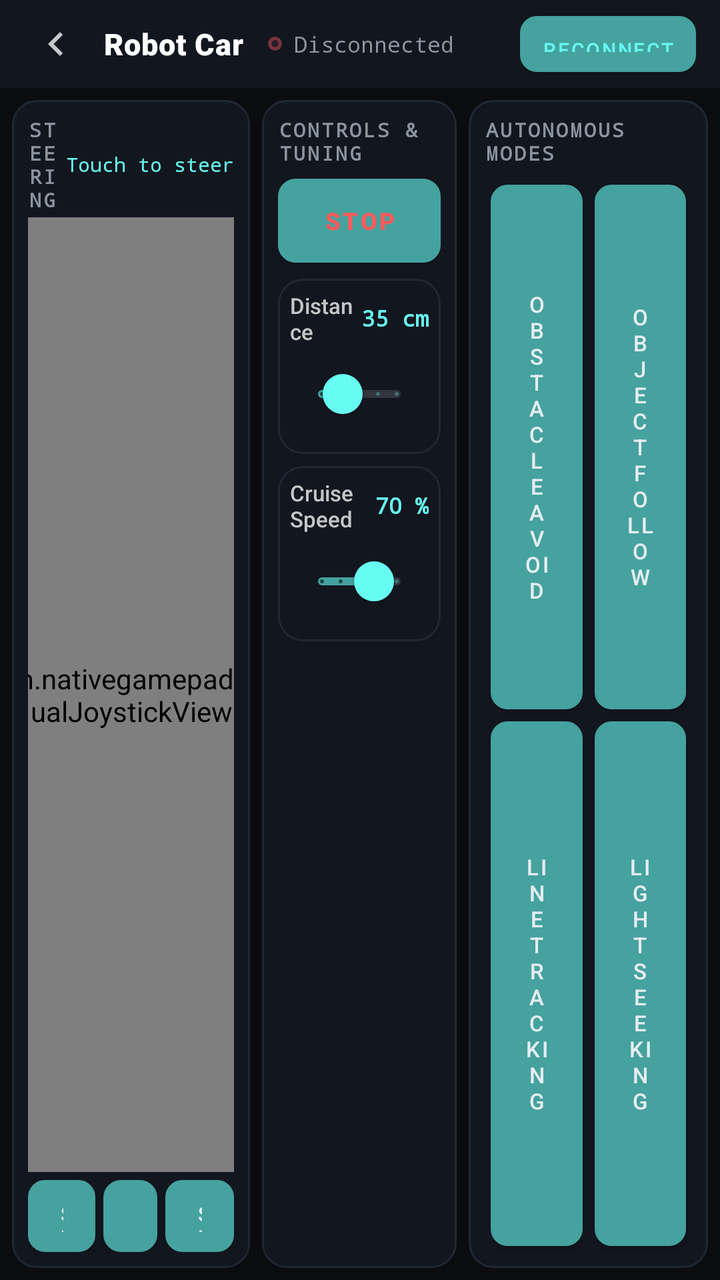
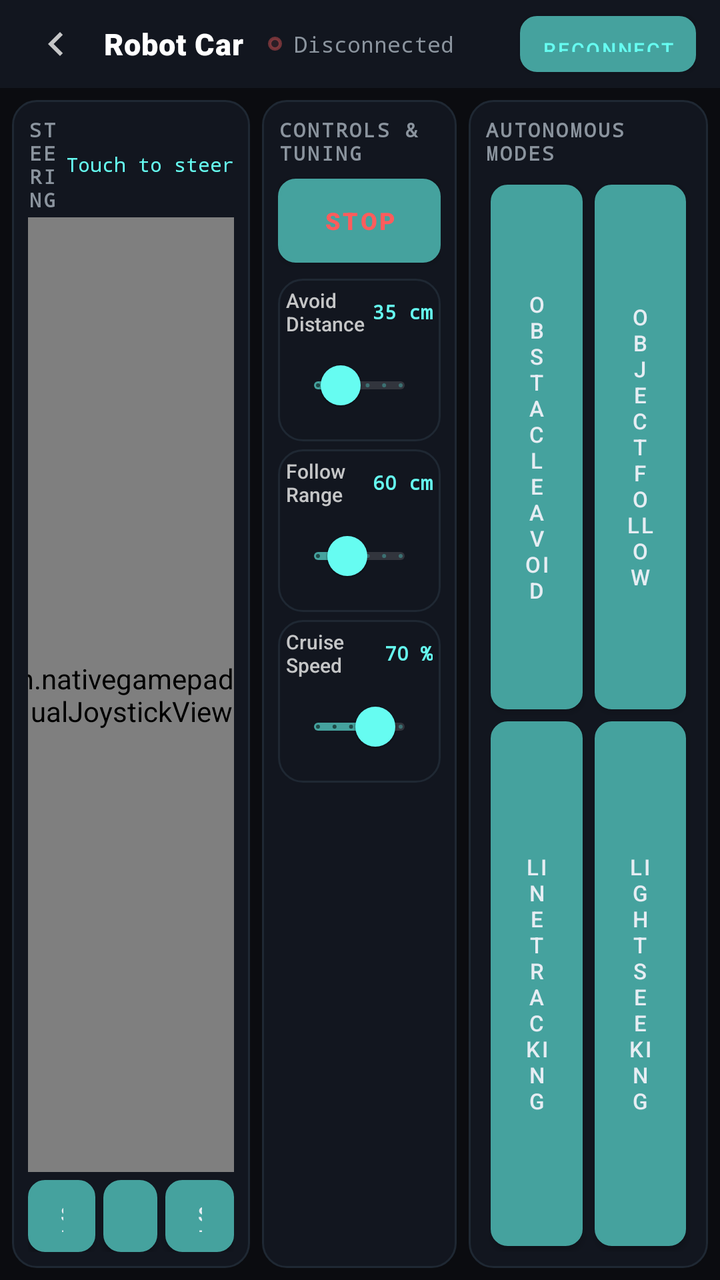

Before-and-after screenshots of an Android layout around one commit, followed by the original layout XML and the change that was made.
<!-- AndroidManifest.xml: application theme AppTheme -->
<!-- res/layout/activity_robot_car.xml -->
<?xml version="1.0" encoding="utf-8"?>
<androidx.constraintlayout.widget.ConstraintLayout xmlns:android="http://schemas.android.com/apk/res/android"
    xmlns:app="http://schemas.android.com/apk/res-auto"
    android:id="@+id/robotCarRoot"
    android:layout_width="match_parent"
    android:layout_height="match_parent"
    android:background="#0B0C10">

    
    <LinearLayout
        android:id="@+id/topBar"
        android:layout_width="match_parent"
        android:layout_height="44dp"
        android:orientation="horizontal"
        android:gravity="center_vertical"
        android:paddingHorizontal="12dp"
        android:background="#12161F"
        app:layout_constraintTop_toTopOf="parent"
        app:layout_constraintStart_toStartOf="parent"
        app:layout_constraintEnd_toEndOf="parent">

        <ImageButton
            android:id="@+id/btnBackToHome"
            android:layout_width="32dp"
            android:layout_height="32dp"
            android:src="@drawable/ic_back"
            android:background="?attr/selectableItemBackgroundBorderless"
            android:tint="#C5C6C7"
            android:contentDescription="Back" />

        <TextView
            android:id="@+id/tvRobotTitle"
            android:layout_width="wrap_content"
            android:layout_height="wrap_content"
            android:text="Robot Car"
            android:fontFamily="sans-serif-black"
            android:textColor="#FFFFFF"
            android:textSize="15sp"
            android:letterSpacing="0.02"
            android:paddingStart="8dp"
            android:paddingEnd="12dp" />

        <View
            android:id="@+id/viewStatusDot"
            android:layout_width="7dp"
            android:layout_height="7dp"
            android:background="@drawable/bg_circle_icon"
            android:backgroundTint="#FF5C5C"
            android:layout_marginEnd="6dp" />

        <TextView
            android:id="@+id/tvConnectionStatus"
            android:layout_width="0dp"
            android:layout_height="wrap_content"
            android:layout_weight="1"
            android:text="Disconnected"
            android:fontFamily="monospace"
            android:textColor="#8B949E"
            android:textSize="11sp" />

        <Button
            android:id="@+id/btnReconnect"
            android:layout_width="wrap_content"
            android:layout_height="28dp"
            android:text="Reconnect"
            android:textSize="10sp"
            android:fontFamily="sans-serif-medium"
            android:textColor="#66FCF1"
            android:background="@drawable/btn_interactive_selector"
            android:paddingHorizontal="10dp" />
    </LinearLayout>

    
    <LinearLayout
        android:layout_width="match_parent"
        android:layout_height="0dp"
        android:orientation="horizontal"
        android:padding="6dp"
        app:layout_constraintTop_toBottomOf="@id/topBar"
        app:layout_constraintBottom_toBottomOf="parent"
        app:layout_constraintStart_toStartOf="parent"
        app:layout_constraintEnd_toEndOf="parent">

        
        <LinearLayout
            android:id="@+id/layoutJoystickContainer"
            android:layout_width="0dp"
            android:layout_height="match_parent"
            android:layout_weight="1.1"
            android:orientation="vertical"
            android:gravity="center_horizontal"
            android:background="@drawable/bg_dark_card"
            android:padding="8dp">

            <LinearLayout
                android:layout_width="match_parent"
                android:layout_height="wrap_content"
                android:orientation="horizontal"
                android:gravity="center_vertical"
                android:layout_marginBottom="2dp">

                <TextView
                    android:layout_width="0dp"
                    android:layout_height="wrap_content"
                    android:layout_weight="1"
                    android:text="STEERING"
                    android:fontFamily="monospace"
                    android:textColor="#8B949E"
                    android:textSize="10sp"
                    android:textStyle="bold"
                    android:letterSpacing="0.1" />

                <TextView
                    android:id="@+id/tvJoystickAngle"
                    android:layout_width="wrap_content"
                    android:layout_height="wrap_content"
                    android:text="Touch to steer"
                    android:textColor="#66FCF1"
                    android:textSize="10sp"
                    android:fontFamily="monospace" />
            </LinearLayout>

            
            <com.nativegamepad.VirtualJoystickView
                android:id="@+id/virtualJoystick"
                android:layout_width="160dp"
                android:layout_height="160dp"
                android:layout_weight="1"
                android:layout_gravity="center" />

            
            <LinearLayout
                android:layout_width="match_parent"
                android:layout_height="wrap_content"
                android:orientation="horizontal"
                android:gravity="center"
                android:layout_marginTop="4dp">

                <Button
                    android:id="@+id/btnSpinLeft"
                    android:layout_width="0dp"
                    android:layout_height="36dp"
                    android:layout_weight="1"
                    android:text="Spin Left"
                    android:textSize="10sp"
                    android:fontFamily="sans-serif-medium"
                    android:textColor="#E6EDF3"
                    android:background="@drawable/btn_interactive_selector"
                    android:layout_marginEnd="4dp" />

                <Button
                    android:id="@+id/btnSpinStop"
                    android:layout_width="0dp"
                    android:layout_height="36dp"
                    android:layout_weight="0.8"
                    android:text="Stop"
                    android:textSize="10sp"
                    android:fontFamily="sans-serif-medium"
                    android:textColor="#FF5C5C"
                    android:background="@drawable/btn_stop_selector"
                    android:layout_marginEnd="4dp" />

                <Button
                    android:id="@+id/btnSpinRight"
                    android:layout_width="0dp"
                    android:layout_height="36dp"
                    android:layout_weight="1"
                    android:text="Spin Right"
                    android:textSize="10sp"
                    android:fontFamily="sans-serif-medium"
                    android:textColor="#E6EDF3"
                    android:background="@drawable/btn_interactive_selector" />
            </LinearLayout>
        </LinearLayout>

        
        <LinearLayout
            android:layout_width="0dp"
            android:layout_height="match_parent"
            android:layout_weight="0.9"
            android:orientation="vertical"
            android:background="@drawable/bg_dark_card"
            android:padding="8dp"
            android:layout_marginHorizontal="6dp">

            <TextView
                android:layout_width="wrap_content"
                android:layout_height="wrap_content"
                android:text="CONTROLS &amp; TUNING"
                android:fontFamily="monospace"
                android:textColor="#8B949E"
                android:textSize="10sp"
                android:textStyle="bold"
                android:letterSpacing="0.1"
                android:layout_marginBottom="6dp" />

            
            <Button
                android:id="@+id/btnModeStop"
                android:layout_width="match_parent"
                android:layout_height="42dp"
                android:text="STOP"
                android:textSize="12sp"
                android:fontFamily="sans-serif-black"
                android:textColor="#FF5C5C"
                android:background="@drawable/btn_stop_selector"
                android:letterSpacing="0.1"
                android:layout_marginBottom="8dp" />

            
            <LinearLayout
                android:id="@+id/cardDistance"
                android:layout_width="match_parent"
                android:layout_height="wrap_content"
                android:orientation="vertical"
                android:background="@drawable/bg_dark_card"
                android:padding="6dp"
                android:layout_marginBottom="6dp">

                <LinearLayout
                    android:layout_width="match_parent"
                    android:layout_height="wrap_content"
                    android:orientation="horizontal"
                    android:gravity="center_vertical">

                    <TextView
                        android:layout_width="0dp"
                        android:layout_height="wrap_content"
                        android:layout_weight="1"
                        android:text="Distance"
                        android:textColor="#C5C6C7"
                        android:textSize="11sp"
                        android:fontFamily="sans-serif-medium" />

                    <TextView
                        android:id="@+id/tvDistanceValue"
                        android:layout_width="wrap_content"
                        android:layout_height="wrap_content"
                        android:text="35 cm"
                        android:textColor="#66FCF1"
                        android:textSize="11sp"
                        android:fontFamily="monospace"
                        android:textStyle="bold" />
                </LinearLayout>

                <com.google.android.material.slider.Slider
                    android:id="@+id/sliderDistance"
                    android:layout_width="match_parent"
                    android:layout_height="wrap_content"
                    android:valueFrom="10.0"
                    android:valueTo="100.0"
                    android:stepSize="1.0"
                    android:value="35.0"
                    app:thumbColor="#66FCF1"
                    app:trackColorActive="#45A29E"
                    app:trackColorInactive="#22FFFFFF" />
            </LinearLayout>

            
            <LinearLayout
                android:id="@+id/cardSpeed"
                android:layout_width="match_parent"
                android:layout_height="wrap_content"
                android:orientation="vertical"
                android:background="@drawable/bg_dark_card"
                android:padding="6dp">

                <LinearLayout
                    android:layout_width="match_parent"
                    android:layout_height="wrap_content"
                    android:orientation="horizontal"
                    android:gravity="center_vertical">

                    <TextView
                        android:layout_width="0dp"
                        android:layout_height="wrap_content"
                        android:layout_weight="1"
                        android:text="Cruise Speed"
                        android:textColor="#C5C6C7"
                        android:textSize="11sp"
                        android:fontFamily="sans-serif-medium" />

                    <TextView
                        android:id="@+id/tvSpeedValue"
                        android:layout_width="wrap_content"
                        android:layout_height="wrap_content"
                        android:text="70 %"
                        android:textColor="#66FCF1"
                        android:textSize="11sp"
                        android:fontFamily="monospace"
                        android:textStyle="bold" />
                </LinearLayout>

                <com.google.android.material.slider.Slider
                    android:id="@+id/sliderSpeed"
                    android:layout_width="match_parent"
                    android:layout_height="wrap_content"
                    android:valueFrom="0.0"
                    android:valueTo="100.0"
                    android:stepSize="1.0"
                    android:value="70.0"
                    app:thumbColor="#66FCF1"
                    app:trackColorActive="#45A29E"
                    app:trackColorInactive="#22FFFFFF" />
            </LinearLayout>
        </LinearLayout>

        
        <LinearLayout
            android:layout_width="0dp"
            android:layout_height="match_parent"
            android:layout_weight="1.1"
            android:orientation="vertical"
            android:background="@drawable/bg_dark_card"
            android:padding="8dp">

            <TextView
                android:layout_width="wrap_content"
                android:layout_height="wrap_content"
                android:text="AUTONOMOUS MODES"
                android:fontFamily="monospace"
                android:textColor="#8B949E"
                android:textSize="10sp"
                android:textStyle="bold"
                android:letterSpacing="0.1"
                android:layout_marginBottom="6dp" />

            
            <GridLayout
                android:layout_width="match_parent"
                android:layout_height="match_parent"
                android:columnCount="2"
                android:rowCount="2"
                android:alignmentMode="alignMargins"
                android:columnOrderPreserved="false"
                android:useDefaultMargins="false">

                <Button
                    android:id="@+id/btnModeAvoid"
                    android:layout_width="0dp"
                    android:layout_height="0dp"
                    android:layout_columnWeight="1"
                    android:layout_rowWeight="1"
                    android:text="Obstacle Avoid"
                    android:textSize="11sp"
                    android:fontFamily="sans-serif-medium"
                    android:textColor="#E6EDF3"
                    android:background="@drawable/btn_interactive_selector"
                    android:layout_margin="3dp" />

                <Button
                    android:id="@+id/btnModeFollow"
                    android:layout_width="0dp"
                    android:layout_height="0dp"
                    android:layout_columnWeight="1"
                    android:layout_rowWeight="1"
                    android:text="Object Follow"
                    android:textSize="11sp"
                    android:fontFamily="sans-serif-medium"
                    android:textColor="#E6EDF3"
                    android:background="@drawable/btn_interactive_selector"
                    android:layout_margin="3dp" />

                <Button
                    android:id="@+id/btnModeLine"
                    android:layout_width="0dp"
                    android:layout_height="0dp"
                    android:layout_columnWeight="1"
                    android:layout_rowWeight="1"
                    android:text="Line Tracking"
                    android:textSize="11sp"
                    android:fontFamily="sans-serif-medium"
                    android:textColor="#E6EDF3"
                    android:background="@drawable/btn_interactive_selector"
                    android:layout_margin="3dp" />

                <Button
                    android:id="@+id/btnModeLight"
                    android:layout_width="0dp"
                    android:layout_height="0dp"
                    android:layout_columnWeight="1"
                    android:layout_rowWeight="1"
                    android:text="Light Seeking"
                    android:textSize="11sp"
                    android:fontFamily="sans-serif-medium"
                    android:textColor="#E6EDF3"
                    android:background="@drawable/btn_interactive_selector"
                    android:layout_margin="3dp" />
            </GridLayout>
        </LinearLayout>

    </LinearLayout>

</androidx.constraintlayout.widget.ConstraintLayout>
<!-- resources referenced by this layout -->
<resources>
  <!-- drawable bg_circle_icon (drawable) -->
  <?xml version="1.0" encoding="utf-8"?>
  <shape xmlns:android="http://schemas.android.com/apk/res/android"
      android:shape="oval">
      <solid android:color="#1AFFFFFF" />
      <stroke android:width="1.5dp" android:color="#66FFFFFF" />
  </shape>
  <!-- drawable bg_dark_card (drawable) -->
  <?xml version="1.0" encoding="utf-8"?>
  <shape xmlns:android="http://schemas.android.com/apk/res/android">
      <solid android:color="#12161F" />
      <corners android:radius="12dp" />
      <stroke android:width="1dp" android:color="#1F2833" />
  </shape>
  <!-- drawable btn_interactive_selector (drawable) -->
  <?xml version="1.0" encoding="utf-8"?>
  <selector xmlns:android="http://schemas.android.com/apk/res/android">
      
      <item android:state_pressed="true">
          <shape>
              <solid android:color="#7745A29E" />
              <corners android:radius="8dp" />
              <stroke android:width="1.5dp" android:color="#66FCF1" />
          </shape>
      </item>
      
      <item android:state_selected="true">
          <shape>
              <solid android:color="#45A29E" />
              <corners android:radius="8dp" />
              <stroke android:width="2dp" android:color="#66FCF1" />
          </shape>
      </item>
      
      <item android:state_focused="true">
          <shape>
              <solid android:color="#3345A29E" />
              <corners android:radius="8dp" />
              <stroke android:width="1.5dp" android:color="#66FCF1" />
          </shape>
      </item>
      
      <item>
          <shape>
              <solid android:color="#161B22" />
              <corners android:radius="8dp" />
              <stroke android:width="1dp" android:color="#2A3240" />
          </shape>
      </item>
  </selector>
  <!-- drawable btn_stop_selector (drawable) -->
  <?xml version="1.0" encoding="utf-8"?>
  <selector xmlns:android="http://schemas.android.com/apk/res/android">
      
      <item android:state_pressed="true">
          <shape>
              <solid android:color="#FF5C5C" />
              <corners android:radius="8dp" />
              <stroke android:width="2dp" android:color="#FFAAAA" />
          </shape>
      </item>
      
      <item>
          <shape>
              <solid android:color="#2A1619" />
              <corners android:radius="8dp" />
              <stroke android:width="1.5dp" android:color="#FF5C5C" />
          </shape>
      </item>
  </selector>
  <!-- drawable ic_back (drawable) -->
  <vector xmlns:android="http://schemas.android.com/apk/res/android"
      android:width="24dp" android:height="24dp" android:viewportWidth="24.0" android:viewportHeight="24.0">
      <path android:fillColor="#FFFFFF" android:pathData="M15.41,7.41L14,6l-6,6 6,6 1.41,-1.41L10.83,12z"/>
  </vector>
  <style name="AppTheme" parent="Theme.MaterialComponents.NoActionBar">
          <item name="colorPrimary">#45A29E</item>
          <item name="colorSecondary">#66FCF1</item>
          <item name="colorOnSurface">#EDEEF0</item>
          <item name="android:statusBarColor">#0B0C10</item>
          <item name="android:navigationBarColor">#0B0C10</item>
          <item name="android:windowBackground">#0B0C10</item>
      </style>
</resources>

<!-- the commit's change to res/layout/activity_robot_car.xml (unified diff, before → after) -->
@@ -214,8 +214,8 @@
                 android:layout_height="wrap_content"
                 android:orientation="vertical"
                 android:background="@drawable/bg_dark_card"
-                android:padding="6dp"
-                android:layout_marginBottom="6dp">
+                android:padding="4dp"
+                android:layout_marginBottom="4dp">
 
                 <LinearLayout
                     android:layout_width="match_parent"
@@ -227,9 +227,9 @@
                         android:layout_width="0dp"
                         android:layout_height="wrap_content"
                         android:layout_weight="1"
-                        android:text="Distance"
+                        android:text="Avoid Distance"
                         android:textColor="#C5C6C7"
-                        android:textSize="11sp"
+                        android:textSize="10sp"
                         android:fontFamily="sans-serif-medium" />
 
                     <TextView
@@ -238,7 +238,7 @@
                         android:layout_height="wrap_content"
                         android:text="35 cm"
                         android:textColor="#66FCF1"
-                        android:textSize="11sp"
+                        android:textSize="10sp"
                         android:fontFamily="monospace"
                         android:textStyle="bold" />
                 </LinearLayout>
@@ -258,12 +258,61 @@
 
             
             <LinearLayout
-                android:id="@+id/cardSpeed"
+                android:id="@+id/cardFollowDistance"
                 android:layout_width="match_parent"
                 android:layout_height="wrap_content"
                 android:orientation="vertical"
                 android:background="@drawable/bg_dark_card"
-                android:padding="6dp">
+                android:padding="4dp"
+                android:layout_marginBottom="4dp">
+
+                <LinearLayout
+                    android:layout_width="match_parent"
+                    android:layout_height="wrap_content"
+                    android:orientation="horizontal"
+                    android:gravity="center_vertical">
+
+                    <TextView
+                        android:layout_width="0dp"
+                        android:layout_height="wrap_content"
+                        android:layout_weight="1"
+                        android:text="Follow Range"
+                        android:textColor="#C5C6C7"
+                        android:textSize="10sp"
+                        android:fontFamily="sans-serif-medium" />
+
+                    <TextView
+                        android:id="@+id/tvFollowDistanceValue"
+                        android:layout_width="wrap_content"
+                        android:layout_height="wrap_content"
+                        android:text="60 cm"
+                        android:textColor="#66FCF1"
+                        android:textSize="10sp"
+                        android:fontFamily="monospace"
+                        android:textStyle="bold" />
+                </LinearLayout>
+
+                <com.google.android.material.slider.Slider
+                    android:id="@+id/sliderFollowDistance"
+                    android:layout_width="match_parent"
+                    android:layout_height="wrap_content"
+                    android:valueFrom="10.0"
+                    android:valueTo="150.0"
+                    android:stepSize="1.0"
+                    android:value="60.0"
+                    app:thumbColor="#66FCF1"
+                    app:trackColorActive="#45A29E"
+                    app:trackColorInactive="#22FFFFFF" />
+            </LinearLayout>
+
+            
+            <LinearLayout
+                android:id="@+id/cardSpeed"
+                android:layout_width="match_parent"
+                android:layout_height="wrap_content"
+                android:orientation="vertical"
+                android:background="@drawable/bg_dark_card"
+                android:padding="4dp">
 
                 <LinearLayout
                     android:layout_width="match_parent"
@@ -277,7 +326,7 @@
                         android:layout_weight="1"
                         android:text="Cruise Speed"
                         android:textColor="#C5C6C7"
-                        android:textSize="11sp"
+                        android:textSize="10sp"
                         android:fontFamily="sans-serif-medium" />
 
                     <TextView
@@ -286,7 +335,7 @@
                         android:layout_height="wrap_content"
                         android:text="70 %"
                         android:textColor="#66FCF1"
-                        android:textSize="11sp"
+                        android:textSize="10sp"
                         android:fontFamily="monospace"
                         android:textStyle="bold" />
                 </LinearLayout>
